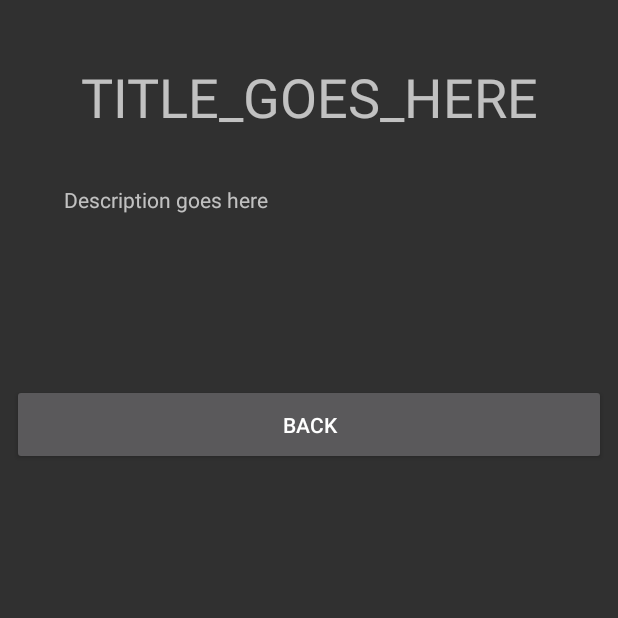
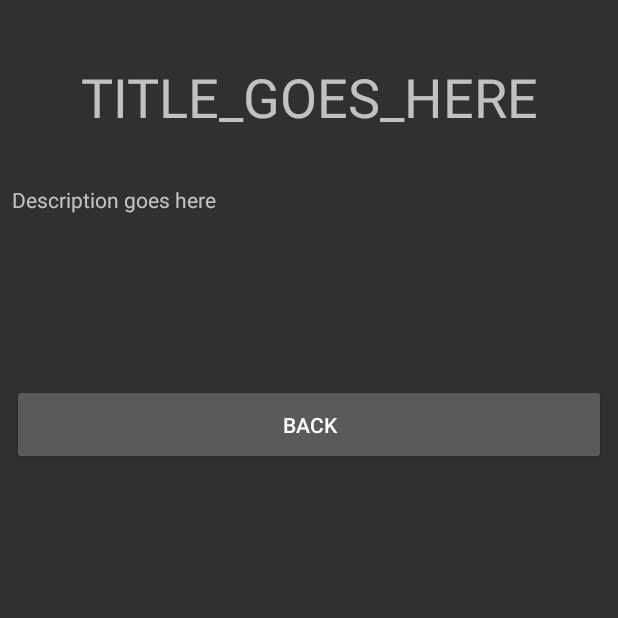
Before and after one commit to OnePunMan/RememberMeThis_Android, an Android app: the CourseActivity screen opened directly, with no data from a screen before it, on a phone screen of 412 x 824 dp, the top half of it. Run offline under Robolectric (Android 15) with nearby library versions, the phone set to English and light mode, and no system bars; 1 statement that could not run was skipped.

Commit message:
Add leading and trailing whitespace triming

```diff
--- a/app/src/main/java/onepunman/remembermethis/Course.java
+++ b/app/src/main/java/onepunman/remembermethis/Course.java
@@ -30,7 +30,7 @@ public class Course {
     }
 
     public boolean createNew(String name, String description){
-        if (name == null || name.length() <= 2) return false;
+        if (name == null || name.trim().length() <= 0) return false;
         _name = name;
         _description = (description == null|| description.length() <= 0) ? EMPTY_PLACEHOLDER : description;
         return true;
--- a/app/src/main/res/layout/activity_course.xml
+++ b/app/src/main/res/layout/activity_course.xml
@@ -25,7 +25,7 @@
 
     <TextView
         android:id="@+id/courseDescription"
-        android:layout_width="wrap_content"
+        android:layout_width="0dp"
         android:layout_height="wrap_content"
         android:layout_marginBottom="8dp"
         android:layout_marginEnd="8dp"
```
